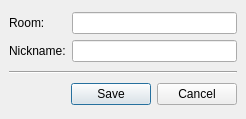
Before: the Qt Designer form preferences_bookmarks.ui in xmpp-graveyard/jabbim, drawn with Qt 5.
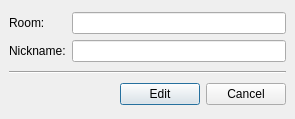
After: the same form once the commit is applied.

Commit message: mazani, editovani a pridavan bookmarku + oprava chyby s configem a skinama

```diff
--- a/preferences_bookmarks.ui
+++ b/preferences_bookmarks.ui
@@ -5,7 +5,7 @@
    <rect>
     <x>0</x>
     <y>0</y>
-    <width>246</width>
+    <width>295</width>
     <height>119</height>
    </rect>
   </property>
@@ -50,7 +50,7 @@
      <item>
       <widget class="QPushButton" name="pushButton" >
        <property name="text" >
-        <string>Save</string>
+        <string>Edit</string>
        </property>
       </widget>
      </item>
```
The commit also changes 1 other file.
